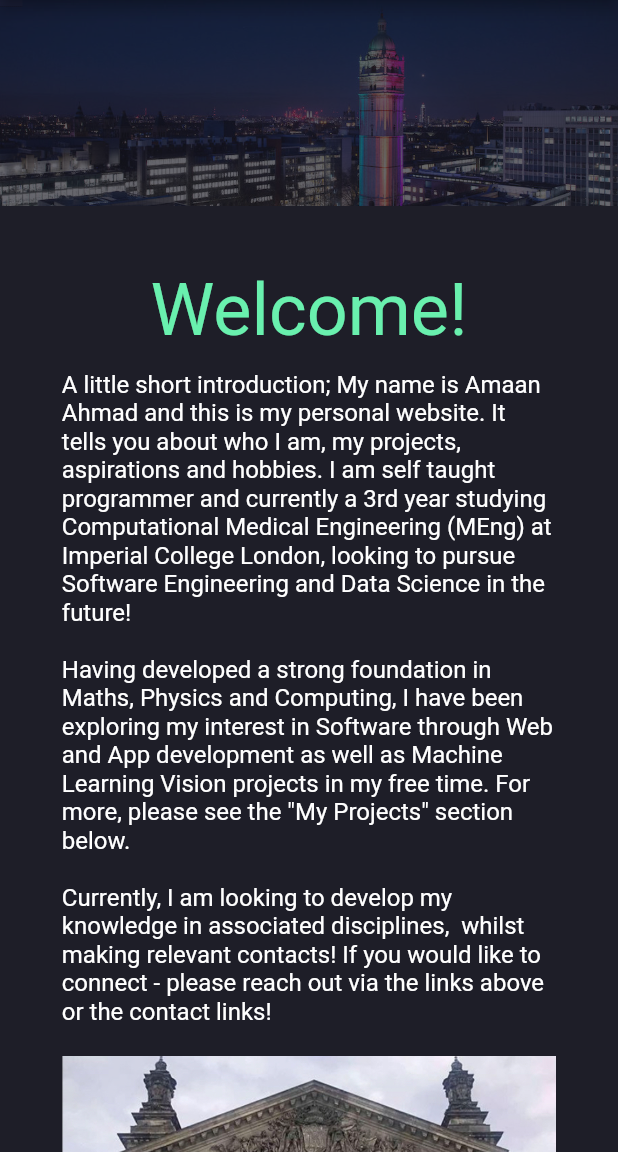
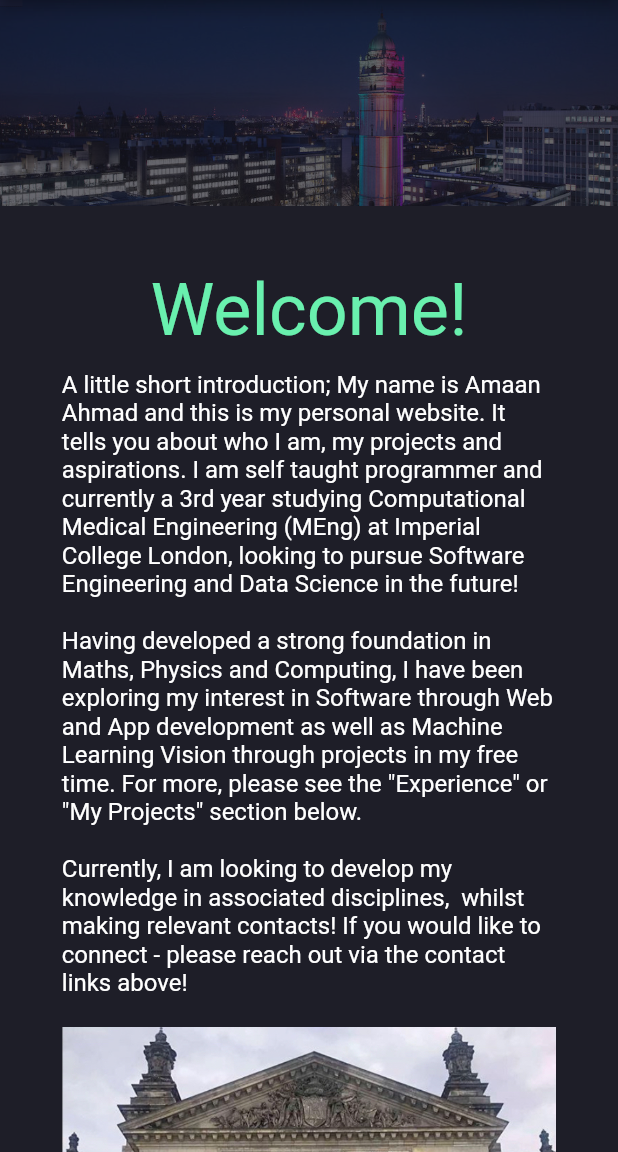
Before and after one commit to amaankahmad/amaankahmad_react, a Flutter app: the screen it shows after launch, on a phone screen of 412 x 824 dp, the part 84-1236 px from its top. Run offline on Flutter 3.47's test engine with Material 2 defaults, Android fonts, the phone set to English and light mode, and no system bars; our stand-ins replace animated_text_kit, flutter_svg, google_fonts.

Commit message:
About me updates

```diff
--- a/amaankahmad/lib/screens/main/components/about_me.dart
+++ b/amaankahmad/lib/screens/main/components/about_me.dart
@@ -5,7 +5,7 @@ class AboutMe extends StatelessWidget {
   const AboutMe({required Key key}) : super(key: key);
 
   final String introduction =
-      "A little short introduction; My name is Amaan Ahmad and this is my personal website. It tells you about who I am, my projects, aspirations and hobbies. I am self taught programmer and currently a 3rd year studying Computational Medical Engineering (MEng) at Imperial College London, looking to pursue Software Engineering and Data Science in the future!\n\nHaving developed a strong foundation in Maths, Physics and Computing, I have been exploring my interest in Software through Web and App development as well as Machine Learning Vision projects in my free time. For more, please see the \"My Projects\" section below.\n\nCurrently, I am looking to develop my knowledge in associated disciplines,  whilst making relevant contacts! If you would like to connect - please reach out via the links above or the contact links!";
+      "A little short introduction; My name is Amaan Ahmad and this is my personal website. It tells you about who I am, my projects and aspirations. I am self taught programmer and currently a 3rd year studying Computational Medical Engineering (MEng) at Imperial College London, looking to pursue Software Engineering and Data Science in the future!\n\nHaving developed a strong foundation in Maths, Physics and Computing, I have been exploring my interest in Software through Web and App development as well as Machine Learning Vision through projects in my free time. For more, please see the \"Experience\" or \"My Projects\" section below.\n\nCurrently, I am looking to develop my knowledge in associated disciplines,  whilst making relevant contacts! If you would like to connect - please reach out via the contact links above!";
 
   @override
   Widget build(BuildContext context) {
```
Also changed, not shown: 3 other files.
